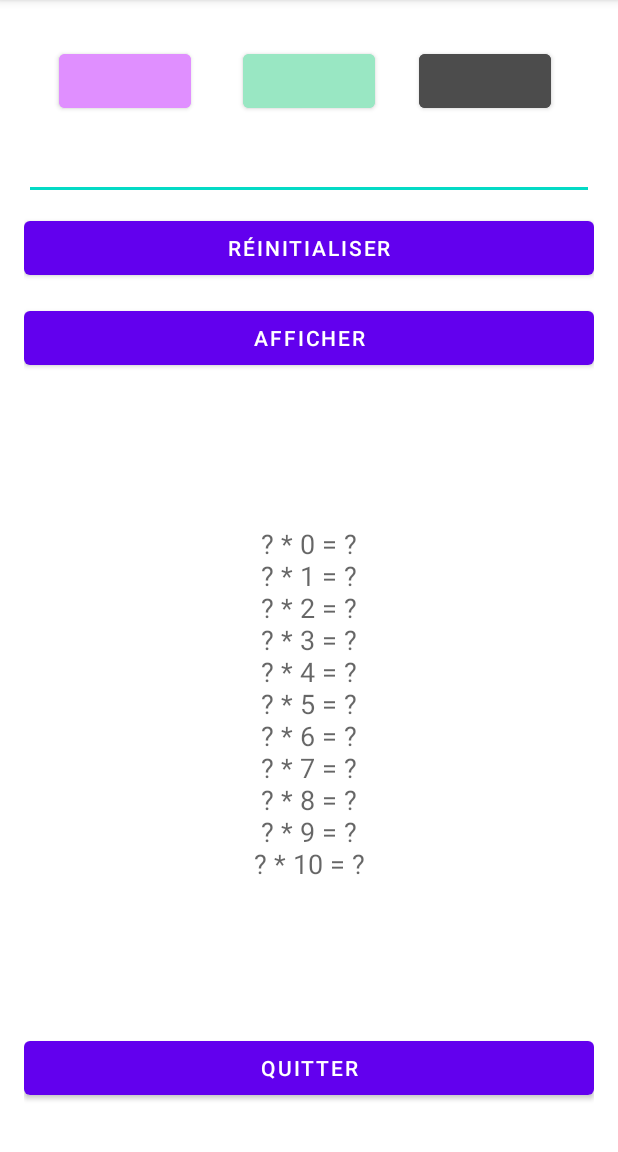
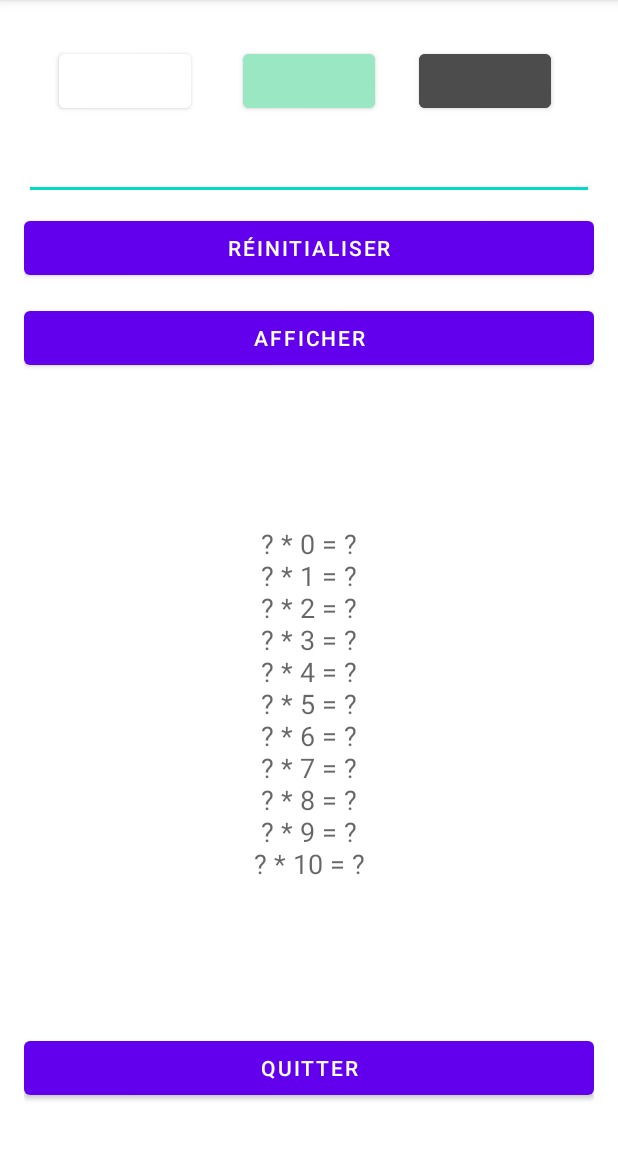
Before and after one commit to Gl0rydayz/Table-de-multiplication, an Android app: the screen it shows after launch (MainActivity), on a phone screen of 412 x 824 dp, the part 84-1236 px from its top. Run offline under Robolectric (Android 15) with nearby library versions, the phone set to English and light mode, and no system bars.

Commit message:
modify: MainActivity.java-> Programmed the buttons responsible for changing the background color of the activity
modify: colors.xml & main_activity.xml-> changed the color of a button

```diff
--- a/app/src/main/java/com/example/tpc04ex02/MainActivity.java
+++ b/app/src/main/java/com/example/tpc04ex02/MainActivity.java
@@ -1,8 +1,10 @@
 package com.example.tpc04ex02;
 
 import androidx.appcompat.app.AppCompatActivity;
+import androidx.constraintlayout.widget.ConstraintLayout;
 
 import android.content.Intent;
+import android.graphics.Color;
 import android.os.Bundle;
 import android.view.View;
 import android.widget.Button;
@@ -11,6 +13,8 @@ import android.widget.EditText;
 public class MainActivity extends AppCompatActivity {
     EditText et_nombre;
     Button btn_reinitialiser, btn_quitter;
+    Button btn_left_color, btn_right_color, btn_middle_color;
+    ConstraintLayout layout;
 
     @Override
     protected void onCreate(Bundle savedInstanceState) {
@@ -20,6 +24,10 @@ public class MainActivity extends AppCompatActivity {
         et_nombre = findViewById(R.id.et_nomber);
         btn_reinitialiser = findViewById(R.id.btn_reinitialiser);
         btn_quitter = findViewById(R.id.btn_quitter);
+        btn_left_color = findViewById(R.id.btn_left_color);
+        btn_right_color = findViewById(R.id.btn_right_color);
+        btn_middle_color = findViewById(R.id.btn_middle_color);
+        layout = findViewById(R.id.c_layout);
 
         btn_reinitialiser.setOnClickListener(new View.OnClickListener() {
             @Override
@@ -37,5 +45,26 @@ public class MainActivity extends AppCompatActivity {
                 finish();
             }
         });
+
+        btn_left_color.setOnClickListener(new View.OnClickListener() {
+            @Override
+            public void onClick(View view) {
+                layout.setBackgroundResource(R.color.btn_left_color);
+            }
+        });
+
+        btn_right_color.setOnClickListener(new View.OnClickListener() {
+            @Override
+            public void onClick(View view) {
+                layout.setBackgroundResource(R.color.btn_right_color);
+            }
+        });
+
+        btn_middle_color.setOnClickListener(new View.OnClickListener() {
+            @Override
+            public void onClick(View view) {
+                layout.setBackgroundResource(R.color.btn_middle_color);
+            }
+        });
     }
 }
--- a/app/src/main/res/layout/main_activity.xml
+++ b/app/src/main/res/layout/main_activity.xml
@@ -5,6 +5,7 @@
     android:layout_width="match_parent"
     android:layout_height="match_parent"
     android:padding="16dp"
+    android:id="@+id/c_layout"
     tools:context=".MainActivity">
 
     <TextView
--- a/app/src/main/res/values/colors.xml
+++ b/app/src/main/res/values/colors.xml
@@ -7,7 +7,7 @@
     <color name="teal_700">#FF018786</color>
     <color name="black">#FF000000</color>
     <color name="white">#FFFFFFFF</color>
-    <color name="btn_left_color">#E08FFF</color>
+    <color name="btn_left_color">#FFFFFF</color>
     <color name="btn_middle_color">#99E7C3</color>
     <color name="btn_right_color">#4C4C4C</color>
 </resources>
```
